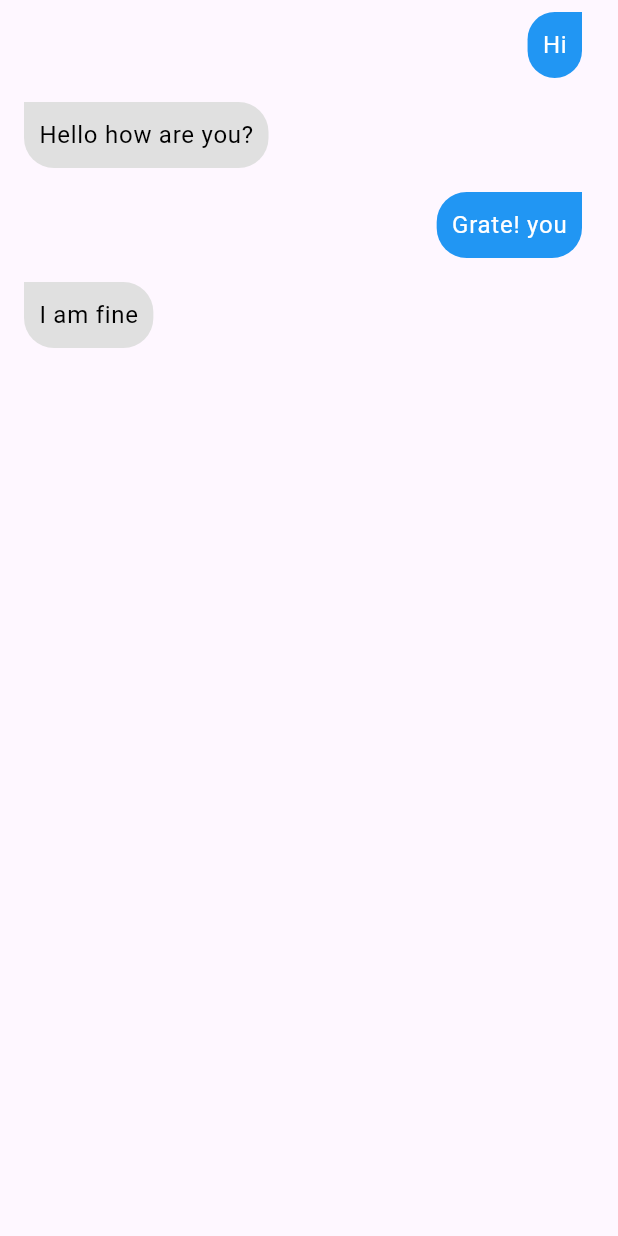
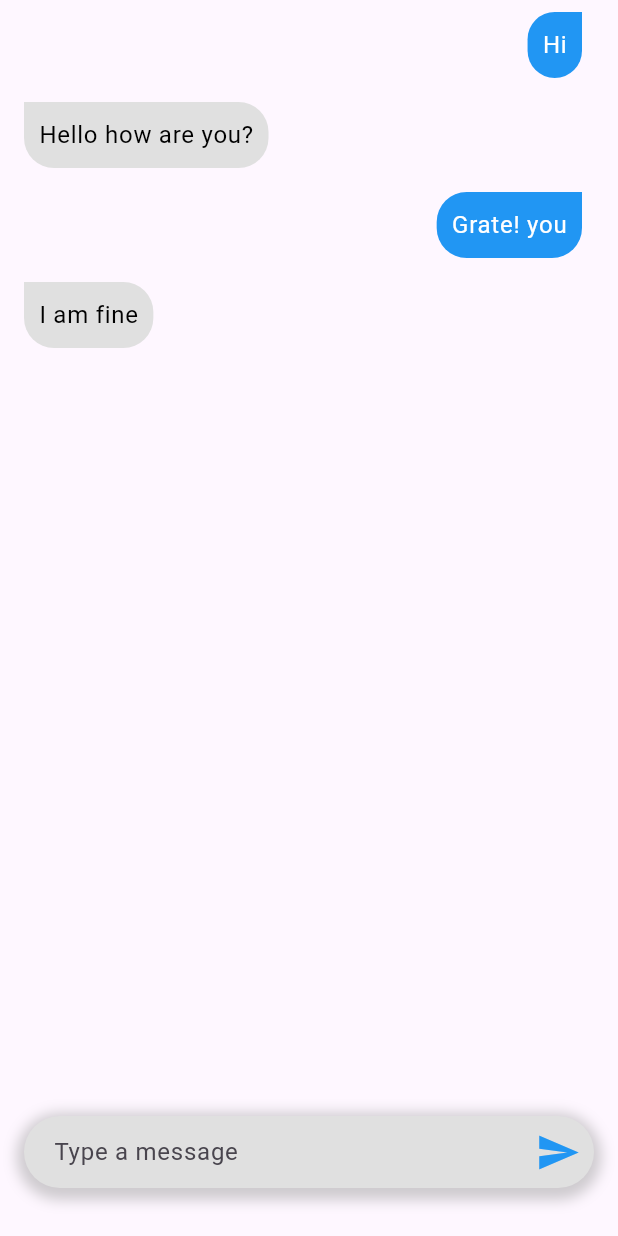
Before and after one commit to aginjithgj/gemini_gpt, a Flutter app: the screen it shows after launch, on a phone screen of 412 x 824 dp. Run offline on Flutter 3.47's test engine with Material 3 defaults, Android fonts, the phone set to English and light mode, and no system bars.

Commit message:
added input box

```diff
--- a/lib/MyHomePage.dart
+++ b/lib/MyHomePage.dart
@@ -14,7 +14,7 @@ class MyHomePage extends StatefulWidget {
 }
 
 class _MyHomePageState extends State<MyHomePage> {
-
+  final TextEditingController _controller = TextEditingController();
   final List<Message> _message = [
     Message(text: "Hi", isUser: true),
     Message(text: "Hello how are you?", isUser: false),
@@ -25,7 +25,10 @@ class _MyHomePageState extends State<MyHomePage> {
 @override
   Widget build(BuildContext context) {
     return Scaffold(
-      body: ListView.builder(
+      body: Column(
+        children: [
+          Expanded(
+            child: ListView.builder(
               itemCount: _message.length,
             itemBuilder: (contex,index){
             final  message = _message[index];
@@ -33,16 +36,16 @@ class _MyHomePageState extends State<MyHomePage> {
                 title: Align(
                   alignment: message.isUser ? Alignment.topRight : Alignment.topLeft,
                   child: Container(
-              padding: EdgeInsets.all(10),
+                    padding: const EdgeInsets.all(10),
                     decoration: BoxDecoration(
                       color: message.isUser ? Colors.blue : Colors.grey[300],
                       borderRadius: message.isUser ?
-                 BorderRadius.only(
+                       const BorderRadius.only(
                         topLeft: Radius.circular(20),
                         bottomLeft: Radius.circular(20),
                         bottomRight: Radius.circular(20)
                       ):
-                 BorderRadius.only(
+                       const BorderRadius.only(
                         bottomLeft: Radius.circular(20),
                         topRight: Radius.circular(20),
                         bottomRight: Radius.circular(20)
@@ -55,6 +58,50 @@ class _MyHomePageState extends State<MyHomePage> {
               );
             }
             ),
+          ),
+        //user input
+        Padding(
+          padding: const EdgeInsets.only(bottom: 32,top: 16.0,left:16.0,right:16),
+          child: Container(
+            decoration: BoxDecoration(
+              color: Colors.grey[300],
+              borderRadius: BorderRadius.circular(32),
+              boxShadow: [
+                BoxShadow(
+                  color: Colors.grey.withOpacity(0.5),
+                  spreadRadius: 5,
+                  blurRadius: 7,
+                  offset: const Offset(0, 3)
+                )
+              ]
+            ),
+            child: Row(
+              children: [
+                Expanded(
+                  child: TextField(
+                    controller :_controller,
+                    decoration: const InputDecoration(
+                      hintText: "Type a message",
+                      border: InputBorder.none,
+                      contentPadding: EdgeInsets.symmetric(horizontal: 20)
+                    ),
+                  ),
+                ),
+                const SizedBox(width: 8,),
+                    IconButton(onPressed: () {
+            final text = _controller.text;
+            setState(() {
+              _message.insert(0, Message(text: text, isUser: true));
+            });
+            _controller.clear();
+                    }, icon: const Icon(Icons.send, color: Colors.blue, size: 30,),
+                    ),
+              ],
+            ),
+          ),
+        ),
+        ],
+      ),
     );
   }
 
```
Lines whose indentation alone changed are shown as unchanged.
